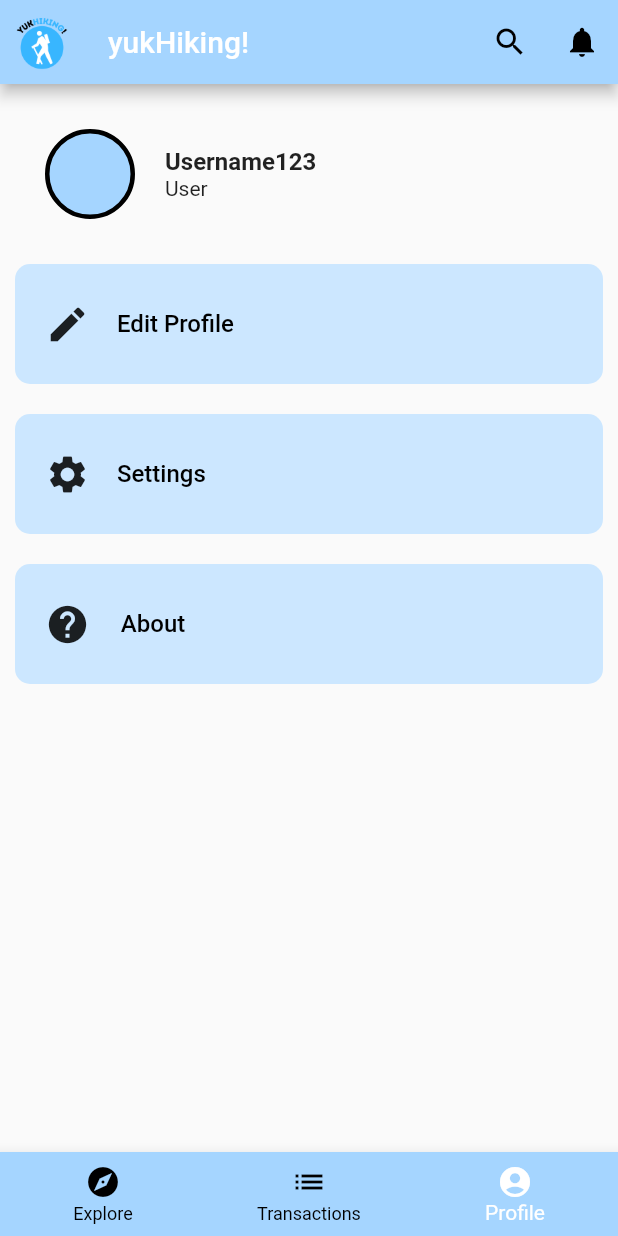
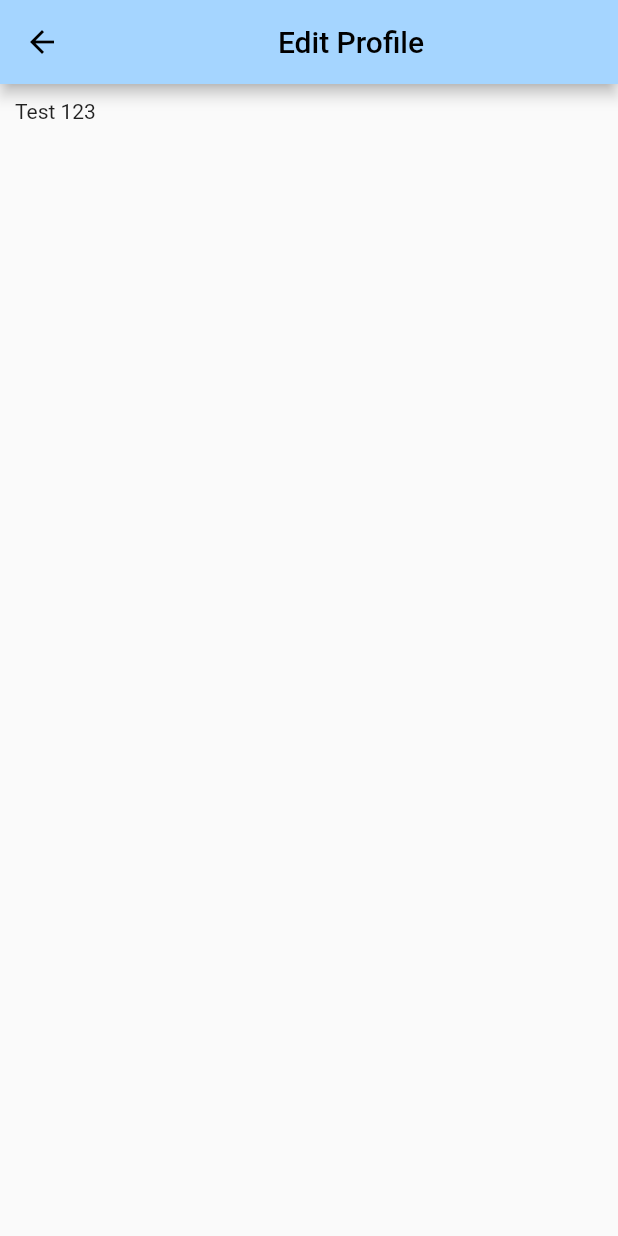
Before and after one commit to pippuu/yukhiking_mobile, a Flutter app: the screen it shows after launch, item 3 of the bottom bar chosen, after a tap on "Edit Profile", on a phone screen of 412 x 824 dp. Run offline on Flutter 3.47's test engine with Material 2 defaults, Android fonts, the phone set to English and light mode, and no system bars.

Commit message:
Routing + Page Edit Profile

```diff
--- a/lib/main.dart
+++ b/lib/main.dart
@@ -1,4 +1,6 @@
 import 'package:flutter/material.dart';
+
+final GlobalKey<NavigatorState> navigatorKey = GlobalKey<NavigatorState>();
 
 void main() {
   runApp(const yukHikingApp());
@@ -28,6 +30,7 @@ MaterialColor createMaterialColor(Color color) {
 class yukHikingApp extends StatelessWidget {
   const yukHikingApp({Key? key}) : super(key: key);
 
+
   // This widget is the root of your application.
   @override
   Widget build(BuildContext context) {
@@ -36,6 +39,10 @@ class yukHikingApp extends StatelessWidget {
       title: 'yukHiking! Mobile Application',
       theme: ThemeData(primarySwatch: createMaterialColor(Color(0xFFA5D5FF))),
       home: const MyHomePage(title: 'yukHiking!'),
+      routes: {
+        "/profile/edit": (context) => const EditProfilePage(),
+      },
+      navigatorKey: navigatorKey,
     );
   }
 }
@@ -192,6 +199,7 @@ class _MyHomePageState extends State<MyHomePage> {
         ],
       ),
     ),
+    // Halaman Profile
     Column(
       children: [
         Container(
@@ -242,15 +250,19 @@ class _MyHomePageState extends State<MyHomePage> {
                   padding: EdgeInsets.only(right: 10),
                 ),
                 TextButton(
-                  onPressed: () {},
+                  onPressed: () {
+                    navigatorKey.currentState?.pushNamed("/profile/edit");
+                  },
                   child: const Text('Edit Profile',
                     style: TextStyle(
                       fontSize: 16,
                       color: Colors.black,
-                      )),
+                    )
+                  ),
                 )
               ],
-            )),
+            )
+          ),
         Container(
             margin: const EdgeInsets.all(10),
             padding: const EdgeInsets.only(left: 20),
@@ -274,10 +286,12 @@ class _MyHomePageState extends State<MyHomePage> {
                     style: TextStyle(
                       fontSize: 16,
                       color: Colors.black,
-                      )),
+                    )
+                  ),
                 )
               ],
-            )),
+            )
+          ),
         Container(
           margin: const EdgeInsets.all(10),
           padding: const EdgeInsets.only(left: 20),
@@ -301,12 +315,15 @@ class _MyHomePageState extends State<MyHomePage> {
                   style: TextStyle(
                     fontSize: 16,
                     color: Colors.black,
-                      )),
+                  )
+                ),
               )
             ],
-            )),
+          )
+        ),
       ],
     ),
+    // End of Halaman Profile
   ];
 
   void _onItemTapped(int index) {
@@ -366,3 +383,32 @@ class _MyHomePageState extends State<MyHomePage> {
     );
   }
 }
+
+class EditProfilePage extends StatefulWidget {
+  const EditProfilePage({Key? key}) : super(key: key);
+  @override
+  State<EditProfilePage> createState() => _EditProfilePage();
+}
+
+class _EditProfilePage extends State<EditProfilePage> {
+  @override
+  Widget build(BuildContext context) {
+    return Scaffold(
+      appBar: AppBar(
+        title: const Center(
+          child: Text('Edit Profile'),
+        )
+      ),
+      body: Column(
+        children: [
+          Container(
+            padding: EdgeInsets.all(10),
+            child: Text(
+              'Test 123',
+            ),
+          ),
+        ],
+      )
+    );
+  }
+}
```
Also changed, not shown: 1 other file. Lines whose indentation alone changed are shown as unchanged.
